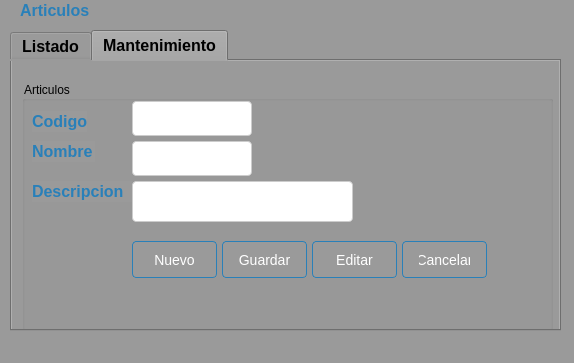
Above: Sistema de ventas/ui/FrmArticulo.ui from CodeDrTech/DevelopPython before the change. Below: the same form after it.
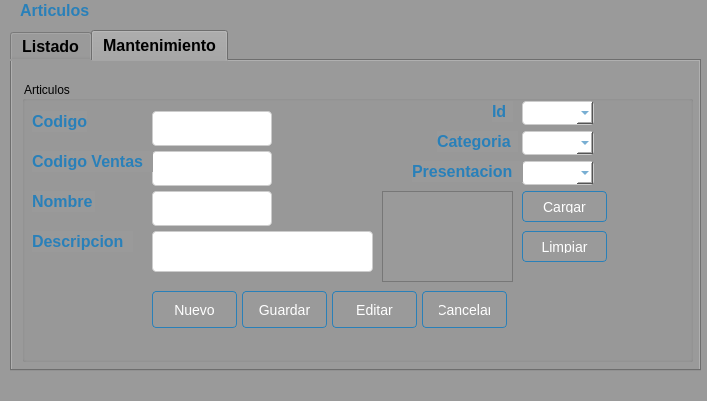
That is the form after the change. The open tabs and pages were chosen to show the change.

Patch:
```diff
--- a/Sistema de ventas/ui/FrmArticulo.ui
+++ b/Sistema de ventas/ui/FrmArticulo.ui
@@ -9,8 +9,8 @@
    <rect>
     <x>0</x>
     <y>0</y>
-    <width>574</width>
-    <height>363</height>
+    <width>707</width>
+    <height>401</height>
    </rect>
   </property>
   <property name="windowTitle">
@@ -57,8 +57,8 @@
      <rect>
       <x>10</x>
       <y>30</y>
-      <width>551</width>
-      <height>301</height>
+      <width>691</width>
+      <height>341</height>
      </rect>
     </property>
     <property name="styleSheet">
@@ -345,8 +345,8 @@
        <rect>
         <x>10</x>
         <y>20</y>
-        <width>531</width>
-        <height>251</height>
+        <width>671</width>
+        <height>281</height>
        </rect>
       </property>
       <property name="title">
@@ -380,7 +380,7 @@
        <property name="geometry">
         <rect>
          <x>10</x>
-         <y>60</y>
+         <y>110</y>
          <width>63</width>
          <height>21</height>
         </rect>
@@ -404,7 +404,7 @@
        <property name="geometry">
         <rect>
          <x>10</x>
-         <y>100</y>
+         <y>150</y>
          <width>101</width>
          <height>21</height>
         </rect>
@@ -427,8 +427,8 @@
       <widget class="QPushButton" name="btnNuevo">
        <property name="geometry">
         <rect>
-         <x>110</x>
-         <y>160</y>
+         <x>130</x>
+         <y>210</y>
          <width>85</width>
          <height>37</height>
         </rect>
@@ -464,8 +464,8 @@
       <widget class="QPushButton" name="btnEditar">
        <property name="geometry">
         <rect>
-         <x>290</x>
-         <y>160</y>
+         <x>310</x>
+         <y>210</y>
          <width>85</width>
          <height>37</height>
         </rect>
@@ -501,8 +501,8 @@
       <widget class="QPushButton" name="btnGuardar">
        <property name="geometry">
         <rect>
-         <x>200</x>
-         <y>160</y>
+         <x>220</x>
+         <y>210</y>
          <width>85</width>
          <height>37</height>
         </rect>
@@ -538,8 +538,8 @@
       <widget class="QPushButton" name="btnCancelar">
        <property name="geometry">
         <rect>
-         <x>380</x>
-         <y>160</y>
+         <x>400</x>
+         <y>210</y>
          <width>85</width>
          <height>37</height>
         </rect>
@@ -575,8 +575,8 @@
       <widget class="QLineEdit" name="txtCodigo">
        <property name="geometry">
         <rect>
-         <x>110</x>
-         <y>20</y>
+         <x>130</x>
+         <y>30</y>
          <width>120</width>
          <height>35</height>
         </rect>
@@ -655,8 +655,8 @@
       <widget class="QLineEdit" name="txtNombre">
        <property name="geometry">
         <rect>
-         <x>110</x>
-         <y>60</y>
+         <x>130</x>
+         <y>110</y>
          <width>120</width>
          <height>35</height>
         </rect>
@@ -735,8 +735,8 @@
       <widget class="QTextEdit" name="txtDescripcion">
        <property name="geometry">
         <rect>
-         <x>110</x>
-         <y>100</y>
+         <x>130</x>
+         <y>150</y>
          <width>221</width>
          <height>41</height>
         </rect>
@@ -812,6 +812,362 @@
 </string>
        </property>
       </widget>
+      <widget class="QLineEdit" name="txtCodVenta">
+       <property name="geometry">
+        <rect>
+         <x>130</x>
+         <y>70</y>
+         <width>120</width>
+         <height>35</height>
+        </rect>
+       </property>
+       <property name="styleSheet">
+        <string notr="true">QWidget {
+    background-color: #f2f2f2;
+}
+
+QPushButton {
+    background: qlineargradient(x1: 0, y1: 0, x2: 0, y2: 1,
+                                 stop: 0 #5DADE2, stop: 1 #2980b9);
+    color: #ffffff;
+    border: 1px solid #2980b9;
+    padding: 8px 16px;
+    border-radius: 4px;
+    font-size: 14px;
+}
+
+QPushButton:hover {
+    background: qlineargradient(x1: 0, y1: 0, x2: 0, y2: 1,
+                                 stop: 0 #4DA8DB, stop: 1 #2471a3);
+    border: 1px solid #2471a3;
+}
+
+QPushButton:pressed {
+    background: qlineargradient(x1: 0, y1: 0, x2: 0, y2: 1,
+                                 stop: 0 #3C89B4, stop: 1 #1f618d);
+    border: 1px solid #1f618d;
+}
+
+QLineEdit {
+    background-color: #ffffff;
+    border: 1px solid #cccccc;
+    padding: 6px;
+    border-radius: 4px;
+    font-size: 14px;
+}
+
+QLineEdit:hover {
+    border: 1px solid #3498db;
+}
+
+QLineEdit:focus {
+    border: 1px solid #3498db;
+    outline: none;
+}
+
+QWidget {
+    background-color: #f2f2f2;
+}
+
+QLabel {
+    color: #2980b9;
+    font-size: 16px;
+    font-weight: bold;
+}
+
+QLineEdit {
+    background-color: #ffffff;
+    border: 1px solid #cccccc;
+    padding: 6px;
+    border-radius: 4px;
+    font-size: 14px;
+    color: #2980b9;
+}
+
+QLineEdit::placeholder {
+    color: #2980b9;
+    font-weight: bold;
+}
+
+</string>
+       </property>
+      </widget>
+      <widget class="QLabel" name="label_6">
+       <property name="geometry">
+        <rect>
+         <x>10</x>
+         <y>70</y>
+         <width>121</width>
+         <height>21</height>
+        </rect>
+       </property>
+       <property name="styleSheet">
+        <string notr="true">QWidget {
+    background-color: #9a9a9a;
+}
+
+QLabel {
+    color: #2980b9;
+    font-size: 16px;
+    font-weight: bold;
+}</string>
+       </property>
+       <property name="text">
+        <string>Codigo Ventas</string>
+       </property>
+      </widget>
+      <widget class="QGraphicsView" name="graphicsView">
+       <property name="geometry">
+        <rect>
+         <x>360</x>
+         <y>110</y>
+         <width>131</width>
+         <height>91</height>
+        </rect>
+       </property>
+       <property name="toolTip">
+        <string>Imagen de articulo</string>
+       </property>
+      </widget>
+      <widget class="QPushButton" name="btnCargar">
+       <property name="geometry">
+        <rect>
+         <x>500</x>
+         <y>110</y>
+         <width>85</width>
+         <height>31</height>
+        </rect>
+       </property>
+       <property name="styleSheet">
+        <string notr="true">QPushButton {
+    background: qlineargradient(x1: 0, y1: 0, x2: 0, y2: 1,
+                                 stop: 0 #5DADE2, stop: 1 #2980b9);
+    color: #ffffff;
+    border: 1px solid #2980b9;
+    padding: 8px 16px;
+    border-radius: 4px;
+    font-size: 14px;
+}
+
+QPushButton:hover {
+    background: qlineargradient(x1: 0, y1: 0, x2: 0, y2: 1,
+                                 stop: 0 #4DA8DB, stop: 1 #2471a3);
+    border: 1px solid #2471a3;
+}
+
+QPushButton:pressed {
+    background: qlineargradient(x1: 0, y1: 0, x2: 0, y2: 1,
+                                 stop: 0 #3C89B4, stop: 1 #1f618d);
+    border: 1px solid #1f618d;
+}
+</string>
+       </property>
+       <property name="text">
+        <string>Cargar</string>
+       </property>
+      </widget>
+      <widget class="QPushButton" name="btnLimpiar">
+       <property name="geometry">
+        <rect>
+         <x>500</x>
+         <y>150</y>
+         <width>85</width>
+         <height>31</height>
+        </rect>
+       </property>
+       <property name="styleSheet">
+        <string notr="true">QPushButton {
+    background: qlineargradient(x1: 0, y1: 0, x2: 0, y2: 1,
+                                 stop: 0 #5DADE2, stop: 1 #2980b9);
+    color: #ffffff;
+    border: 1px solid #2980b9;
+    padding: 8px 16px;
+    border-radius: 4px;
+    font-size: 14px;
+}
+
+QPushButton:hover {
+    background: qlineargradient(x1: 0, y1: 0, x2: 0, y2: 1,
+                                 stop: 0 #4DA8DB, stop: 1 #2471a3);
+    border: 1px solid #2471a3;
+}
+
+QPushButton:pressed {
+    background: qlineargradient(x1: 0, y1: 0, x2: 0, y2: 1,
+                                 stop: 0 #3C89B4, stop: 1 #1f618d);
+    border: 1px solid #1f618d;
+}
+</string>
+       </property>
+       <property name="text">
+        <string>Limpiar</string>
+       </property>
+      </widget>
+      <widget class="QComboBox" name="cmbPresentacion">
+       <property name="geometry">
+        <rect>
+         <x>500</x>
+         <y>80</y>
+         <width>72</width>
+         <height>24</height>
+        </rect>
+       </property>
+       <property name="styleSheet">
+        <string notr="true">QComboBox {
+    background-color: #ffffff;
+    border: 1px solid #cccccc;
+    padding: 6px;
+    border-radius: 4px;
+    font-size: 14px;
+    color: #2980b9;
+}
+
+QComboBox:hover {
+    border: 1px solid #3498db;
+}
+
+QComboBox QAbstractItemView {
+    border: 1px solid #cccccc;
+    background-color: white;
+    selection-background-color: #3498db;
+}
+</string>
+       </property>
+      </widget>
+      <widget class="QComboBox" name="cmbCategoria">
+       <property name="geometry">
+        <rect>
+         <x>500</x>
+         <y>50</y>
+         <width>72</width>
+         <height>24</height>
+        </rect>
+       </property>
+       <property name="styleSheet">
+        <string notr="true">QComboBox {
+    background-color: #ffffff;
+    border: 1px solid #cccccc;
+    padding: 6px;
+    border-radius: 4px;
+    font-size: 14px;
+    color: #2980b9;
+}
+
+QComboBox:hover {
+    border: 1px solid #3498db;
+}
+
+QComboBox QAbstractItemView {
+    border: 1px solid #cccccc;
+    background-color: white;
+    selection-background-color: #3498db;
+}
+</string>
+       </property>
+      </widget>
+      <widget class="QLabel" name="label_7">
+       <property name="geometry">
+        <rect>
+         <x>415</x>
+         <y>50</y>
+         <width>81</width>
+         <height>21</height>
+        </rect>
+       </property>
+       <property name="styleSheet">
+        <string notr="true">QWidget {
+    background-color: #9a9a9a;
+}
+
+QLabel {
+    color: #2980b9;
+    font-size: 16px;
+    font-weight: bold;
+}</string>
+       </property>
+       <property name="text">
+        <string>Categoria</string>
+       </property>
+      </widget>
+      <widget class="QLabel" name="label_8">
+       <property name="geometry">
+        <rect>
+         <x>470</x>
+         <y>20</y>
+         <width>21</width>
+         <height>21</height>
+        </rect>
+       </property>
+       <property name="styleSheet">
+        <string notr="true">QWidget {
+    background-color: #9a9a9a;
+}
+
+QLabel {
+    color: #2980b9;
+    font-size: 16px;
+    font-weight: bold;
+}</string>
+       </property>
+       <property name="text">
+        <string>Id</string>
+       </property>
+      </widget>
+      <widget class="QLabel" name="label_9">
+       <property name="geometry">
+        <rect>
+         <x>390</x>
+         <y>80</y>
+         <width>111</width>
+         <height>21</height>
+        </rect>
+       </property>
+       <property name="styleSheet">
+        <string notr="true">QWidget {
+    background-color: #9a9a9a;
+}
+
+QLabel {
+    color: #2980b9;
+    font-size: 16px;
+    font-weight: bold;
+}</string>
+       </property>
+       <property name="text">
+        <string>Presentacion</string>
+       </property>
+      </widget>
+      <widget class="QComboBox" name="comboBox_3">
+       <property name="geometry">
+        <rect>
+         <x>500</x>
+         <y>20</y>
+         <width>72</width>
+         <height>24</height>
+        </rect>
+       </property>
+       <property name="styleSheet">
+        <string notr="true">QComboBox {
+    background-color: #ffffff;
+    border: 1px solid #cccccc;
+    padding: 6px;
+    border-radius: 4px;
+    font-size: 14px;
+    color: #2980b9;
+}
+
+QComboBox:hover {
+    border: 1px solid #3498db;
+}
+
+QComboBox QAbstractItemView {
+    border: 1px solid #cccccc;
+    background-color: white;
+    selection-background-color: #3498db;
+}
+</string>
+       </property>
+      </widget>
      </widget>
     </widget>
    </widget>
```
Left out of the diff: 9 changed lines with no effect on the pictures.
